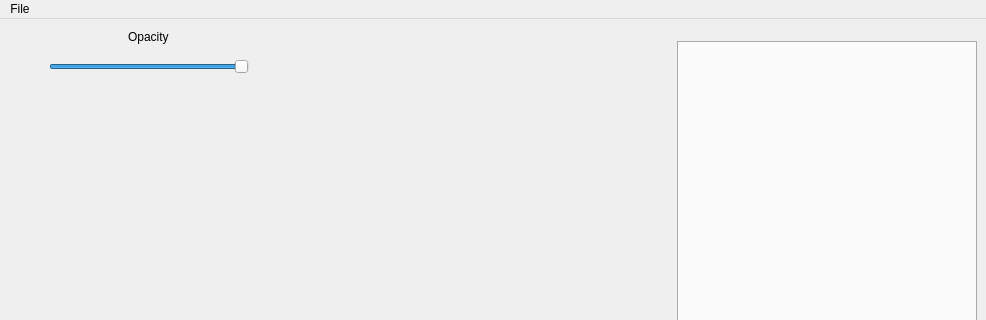
Before: the Qt Designer form src/mainwindow.ui in dboun/MultiPatientImageProcessing, drawn with Qt 5; both pictures show x 0 to 986 and y 0 to 320 of the 986 by 690 pixel window.
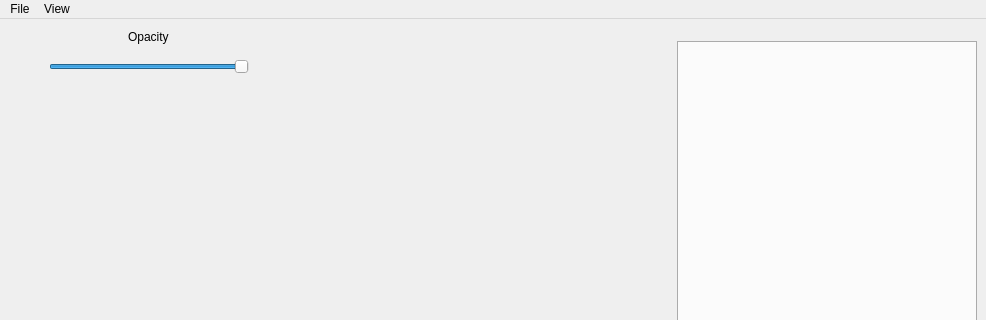
After: the same form once the commit is applied.

Commit message: Add fullscreen toggle

```diff
--- a/src/mainwindow.ui
+++ b/src/mainwindow.ui
@@ -230,7 +230,14 @@
     <addaction name="separator"/>
     <addaction name="actionClose_all_subjects"/>
    </widget>
+   <widget class="QMenu" name="menuView">
+    <property name="title">
+     <string>View</string>
+    </property>
+    <addaction name="actionToggle_fullscreen"/>
+   </widget>
    <addaction name="menuFile"/>
+   <addaction name="menuView"/>
   </widget>
   <action name="actionOpen_Dicom">
    <property name="text">
```
Left out of the diff: 5 changed lines with no effect on the pictures. The commit also changes 2 other files.
